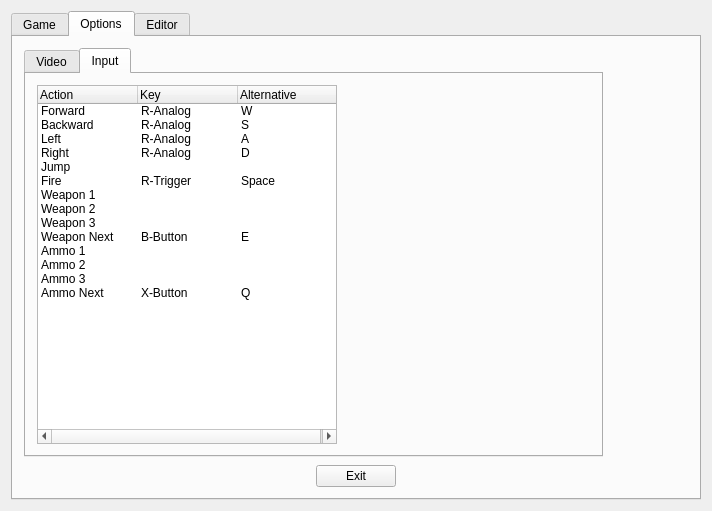
First picture: the form in xkill-gui/MainMenu.ui, repository ensq/xkill-resources, before the edit.
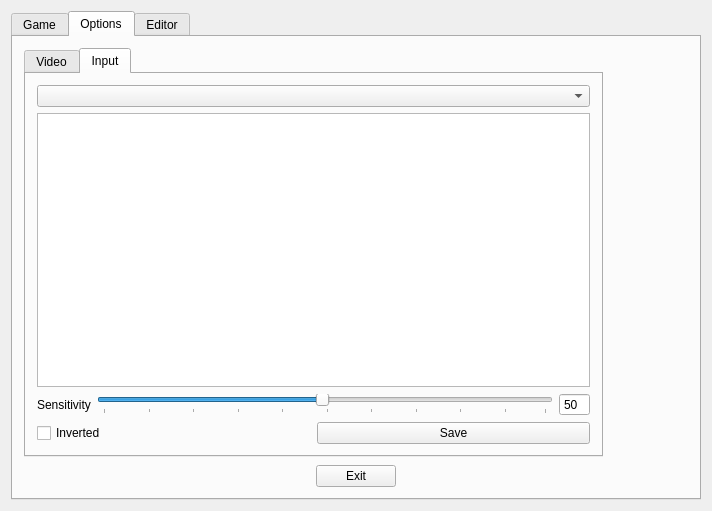
Second picture: the form after the edit. The open tabs and pages were chosen to show the change. Icons and pictures are not drawn.

Commit message: Added input menu functionality.

Diff of the .ui file:
```diff
--- a/xkill-gui/MainMenu.ui
+++ b/xkill-gui/MainMenu.ui
@@ -1862,202 +1862,100 @@
              </attribute>
              <layout class="QHBoxLayout" name="horizontalLayout_23">
               <item>
-               <widget class="QTreeWidget" name="treeWidget">
-                <property name="minimumSize">
-                 <size>
-                  <width>300</width>
-                  <height>0</height>
-                 </size>
-                </property>
-                <property name="rootIsDecorated">
-                 <bool>false</bool>
-                </property>
-                <property name="columnCount">
-                 <number>3</number>
-                </property>
-                <column>
-                 <property name="text">
-                  <string>Action</string>
-                 </property>
-                </column>
-                <column>
-                 <property name="text">
-                  <string>Key</string>
-                 </property>
-                </column>
-                <column>
-                 <property name="text">
-                  <string>Alternative</string>
-                 </property>
-                </column>
+               <layout class="QVBoxLayout" name="verticalLayout_12">
                 <item>
-                 <property name="text">
-                  <string>Forward</string>
-                 </property>
-                 <property name="text">
-                  <string>R-Analog</string>
-                 </property>
-                 <property name="text">
-                  <string>W</string>
-                 </property>
+                 <widget class="QComboBox" name="comboBox_Input"/>
                 </item>
                 <item>
-                 <property name="text">
-                  <string>Backward</string>
-                 </property>
-                 <property name="text">
-                  <string>R-Analog</string>
-                 </property>
-                 <property name="text">
-                  <string>S</string>
-                 </property>
+                 <widget class="QTableView" name="tableView_Input">
+                  <property name="showDropIndicator" stdset="0">
+                   <bool>false</bool>
+                  </property>
+                  <property name="alternatingRowColors">
+                   <bool>true</bool>
+                  </property>
+                  <property name="showGrid">
+                   <bool>false</bool>
+                  </property>
+                  <property name="gridStyle">
+                   <enum>Qt::NoPen</enum>
+                  </property>
+                  <property name="sortingEnabled">
+                   <bool>false</bool>
+                  </property>
+                 </widget>
                 </item>
                 <item>
-                 <property name="text">
-                  <string>Left</string>
-                 </property>
-                 <property name="text">
-                  <string>R-Analog</string>
-                 </property>
-                 <property name="text">
-                  <string>A</string>
-                 </property>
+                 <layout class="QHBoxLayout" name="horizontalLayout_30">
+                  <item>
+                   <widget class="QLabel" name="label_3">
+                    <property name="text">
+                     <string>Sensitivity</string>
+                    </property>
+                   </widget>
+                  </item>
+                  <item>
+                   <widget class="QSlider" name="horizontalSlider_Input">
+                    <property name="minimum">
+                     <number>1</number>
+                    </property>
+                    <property name="maximum">
+                     <number>100</number>
+                    </property>
+                    <property name="sliderPosition">
+                     <number>50</number>
+                    </property>
+                    <property name="orientation">
+                     <enum>Qt::Horizontal</enum>
+                    </property>
+                    <property name="tickPosition">
+                     <enum>QSlider::TicksBelow</enum>
+                    </property>
+                    <property name="tickInterval">
+                     <number>10</number>
+                    </property>
+                   </widget>
+                  </item>
+                  <item>
+                   <widget class="QSpinBox" name="spinBox">
+                    <property name="frame">
+                     <bool>true</bool>
+                    </property>
+                    <property name="readOnly">
+                     <bool>true</bool>
+                    </property>
+                    <property name="buttonSymbols">
+                     <enum>QAbstractSpinBox::NoButtons</enum>
+                    </property>
+                    <property name="maximum">
+                     <number>100</number>
+                    </property>
+                    <property name="value">
+                     <number>50</number>
+                    </property>
+                   </widget>
+                  </item>
+                 </layout>
                 </item>
                 <item>
-                 <property name="text">
-                  <string>Right</string>
-                 </property>
-                 <property name="text">
-                  <string>R-Analog</string>
-                 </property>
-                 <property name="text">
-                  <string>D</string>
-                 </property>
+                 <layout class="QHBoxLayout" name="horizontalLayout_29">
+                  <item>
+                   <widget class="QCheckBox" name="checkBox_Input">
+                    <property name="text">
+                     <string>Inverted</string>
+                    </property>
+                   </widget>
+                  </item>
+                  <item>
+                   <widget class="QPushButton" name="pushButton_Input">
+                    <property name="text">
+                     <string>Save</string>
+                    </property>
+                   </widget>
+                  </item>
+                 </layout>
                 </item>
-                <item>
-                 <property name="text">
-                  <string>Jump</string>
-                 </property>
-                 <property name="text">
-                  <string/>
-                 </property>
-                 <property name="text">
-                  <string/>
-                 </property>
-                </item>
-                <item>
-                 <property name="text">
-                  <string>Fire</string>
-                 </property>
-                 <property name="text">
-                  <string>R-Trigger</string>
-                 </property>
-                 <property name="text">
-                  <string>Space</string>
-                 </property>
-                </item>
-                <item>
-                 <property name="text">
-                  <string>Weapon 1</string>
-                 </property>
-                 <property name="text">
-                  <string/>
-                 </property>
-                 <property name="text">
-                  <string/>
-                 </property>
-                </item>
-                <item>
-                 <property name="text">
-                  <string>Weapon 2</string>
-                 </property>
-                 <property name="text">
-                  <string/>
-                 </property>
-                 <property name="text">
-                  <string/>
-                 </property>
-                </item>
-                <item>
-                 <property name="text">
-                  <string>Weapon 3</string>
-                 </property>
-                 <property name="text">
-                  <string/>
-                 </property>
-                 <property name="text">
-                  <string/>
-                 </property>
-                </item>
-                <item>
-                 <property name="text">
-                  <string>Weapon Next</string>
-                 </property>
-                 <property name="text">
-                  <string>B-Button</string>
-                 </property>
-                 <property name="text">
-                  <string>E</string>
-                 </property>
-                </item>
-                <item>
-                 <property name="text">
-                  <string>Ammo 1</string>
-                 </property>
-                 <property name="text">
-                  <string/>
-                 </property>
-                 <property name="text">
-                  <string/>
-                 </property>
-                </item>
-                <item>
-                 <property name="text">
-                  <string>Ammo 2</string>
-                 </property>
-                 <property name="text">
-                  <string/>
-                 </property>
-                 <property name="text">
-                  <string/>
-                 </property>
-                </item>
-                <item>
-                 <property name="text">
-                  <string>Ammo 3</string>
-                 </property>
-                 <property name="text">
-                  <string/>
-                 </property>
-                 <property name="text">
-                  <string/>
-                 </property>
-                </item>
-                <item>
-                 <property name="text">
-                  <string>Ammo Next</string>
-                 </property>
-                 <property name="text">
-                  <string>X-Button</string>
-                 </property>
-                 <property name="text">
-                  <string>Q</string>
-                 </property>
-                </item>
-               </widget>
-              </item>
-              <item>
-               <spacer name="horizontalSpacer_17">
-                <property name="orientation">
-                 <enum>Qt::Horizontal</enum>
-                </property>
-                <property name="sizeHint" stdset="0">
-                 <size>
-                  <width>40</width>
-                  <height>20</height>
-                 </size>
-                </property>
-               </spacer>
+               </layout>
               </item>
              </layout>
             </widget>
```
Left out of the diff: 60 changed lines with no effect on the pictures.
